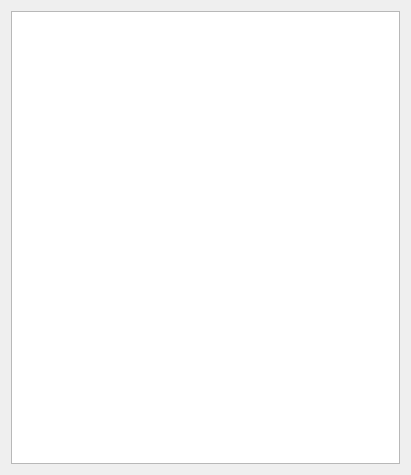
The window that formlayer.ui (rosymaro/qt_pexviewer) describes before a commit, drawn with Qt 5.
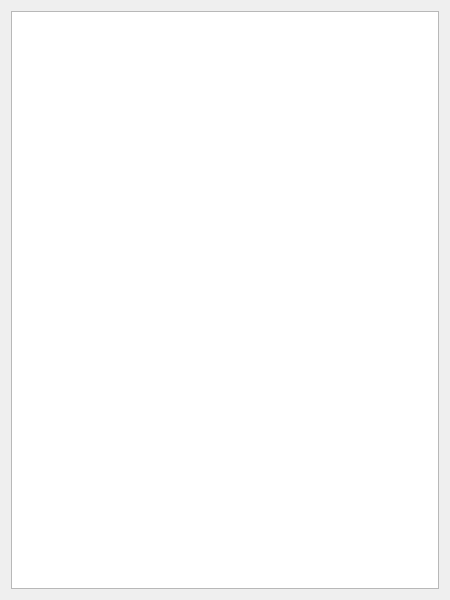
The same window after the commit.

The edit to the form file:
```diff
--- a/formlayer.ui
+++ b/formlayer.ui
@@ -6,10 +6,28 @@
    <rect>
     <x>0</x>
     <y>0</y>
-    <width>411</width>
-    <height>475</height>
+    <width>450</width>
+    <height>600</height>
    </rect>
   </property>
+  <property name="sizePolicy">
+   <sizepolicy hsizetype="Expanding" vsizetype="Expanding">
+    <horstretch>0</horstretch>
+    <verstretch>0</verstretch>
+   </sizepolicy>
+  </property>
+  <property name="minimumSize">
+   <size>
+    <width>450</width>
+    <height>300</height>
+   </size>
+  </property>
+  <property name="maximumSize">
+   <size>
+    <width>430</width>
+    <height>16777215</height>
+   </size>
+  </property>
   <property name="windowTitle">
    <string>Dialog</string>
   </property>
@@ -27,6 +45,9 @@
        <property name="textElideMode">
         <enum>Qt::ElideMiddle</enum>
        </property>
+       <attribute name="horizontalHeaderVisible">
+        <bool>false</bool>
+       </attribute>
        <attribute name="verticalHeaderVisible">
         <bool>false</bool>
        </attribute>
```
